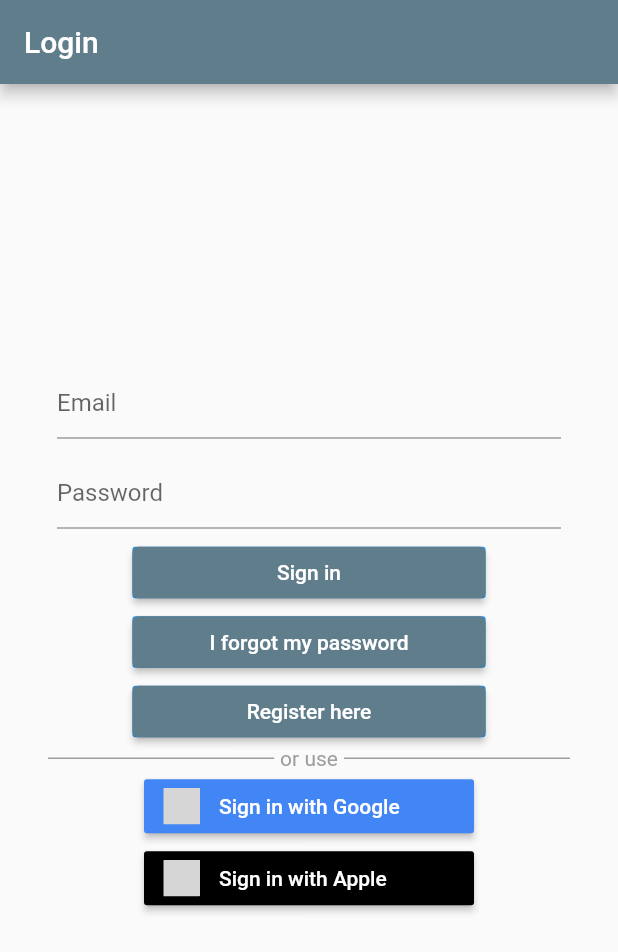
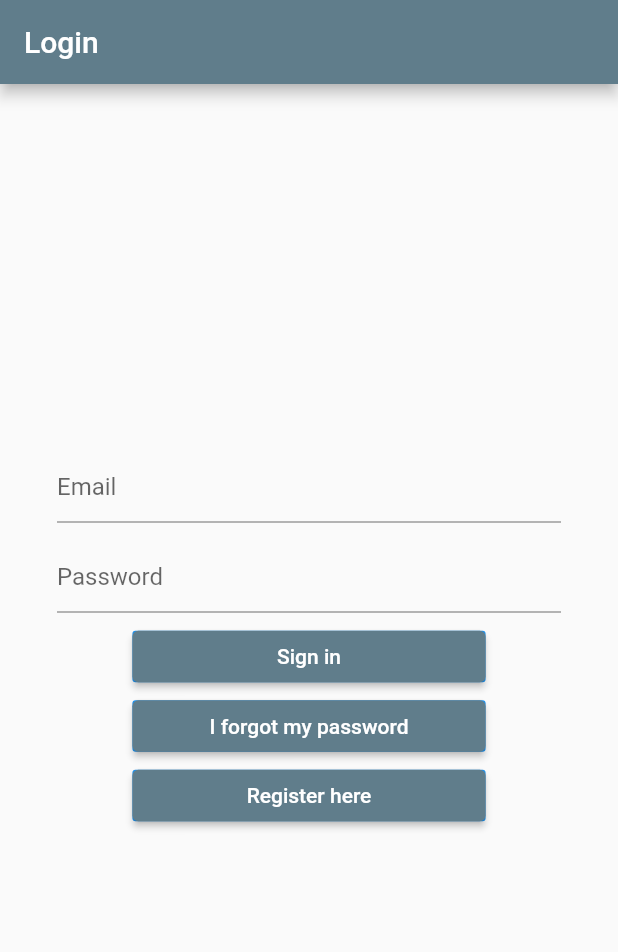
Before and after one commit to bertayyonel95/mynotespublic, a Flutter app: the screen it shows after launch, on a phone screen of 412 x 824 dp. Shown: the top 952 px of the screen. Run offline on Flutter 3.47's test engine with Material 2 defaults, Android fonts, the phone set to English and light mode, and no system bars; our stand-ins replace cloud_firestore, equatable, firebase_auth, firebase_core, flutter_bloc, flutter_signin_button and 1 more; accounts and stored records are empty; grey boxes are pictures that could not be loaded.

Commit message:
finished-tags-deleted-google-and-apple-sigin

```diff
--- a/lib/views/login_view.dart
+++ b/lib/views/login_view.dart
@@ -162,38 +162,6 @@ class _LoginViewState extends State<LoginView> {
                   ),
                 ),
               ),
-              Row(
-                children: const [
-                  Expanded(
-                    child: Divider(
-                      color: Colors.grey,
-                      thickness: 1,
-                      endIndent: 4,
-                    ),
-                  ),
-                  Text(
-                    'or use',
-                    style: TextStyle(
-                      color: Colors.grey,
-                    ),
-                  ),
-                  Expanded(
-                    child: Divider(
-                      color: Colors.grey,
-                      thickness: 1,
-                      indent: 4,
-                    ),
-                  )
-                ],
-              ),
-              SignInButton(
-                Buttons.GoogleDark,
-                onPressed: () {},
-              ),
-              SignInButton(
-                Buttons.AppleDark,
-                onPressed: () {},
-              )
             ],
           ),
         ),
--- a/pubspec.yaml
+++ b/pubspec.yaml
@@ -48,6 +48,7 @@ dependencies:
   flutter_launcher_icons: ^0.10.0
   flutter_signin_button: ^2.0.0
   intl: ^0.17.0
+  google_sign_in: ^5.4.2
 
 dev_dependencies:
   flutter_test:
```
Also changed, not shown: lib/views/notes/notes_view.dart (+74 -17 lines), lib/views/notes/tags_list_view.dart (+20 -3 lines), pubspec.lock.
